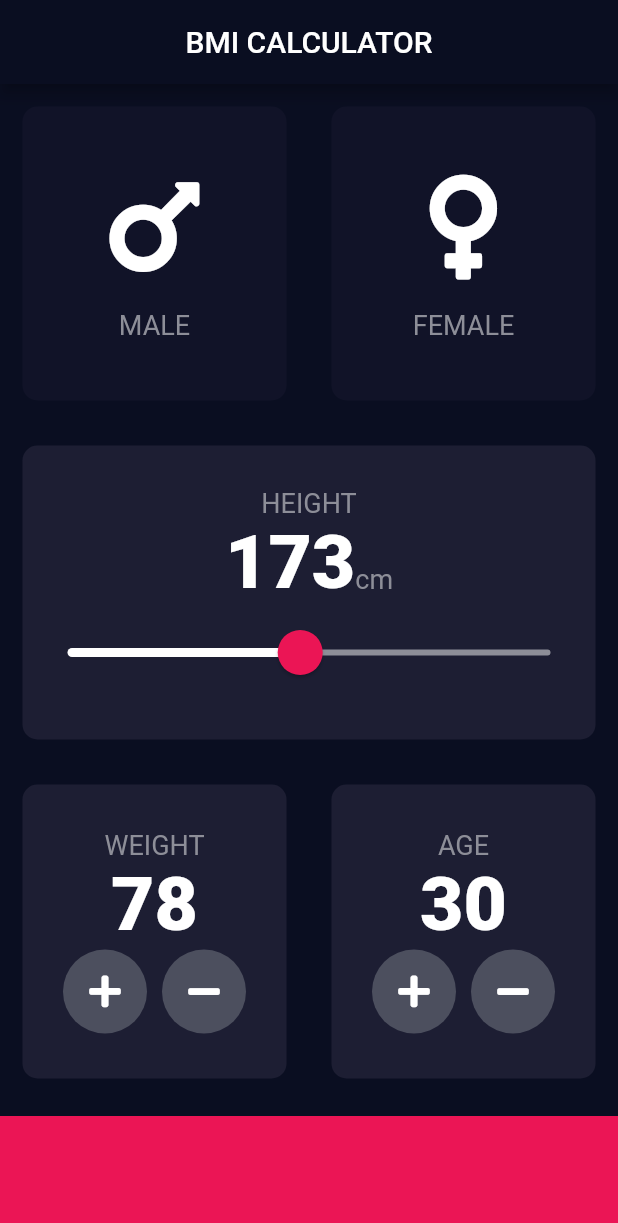
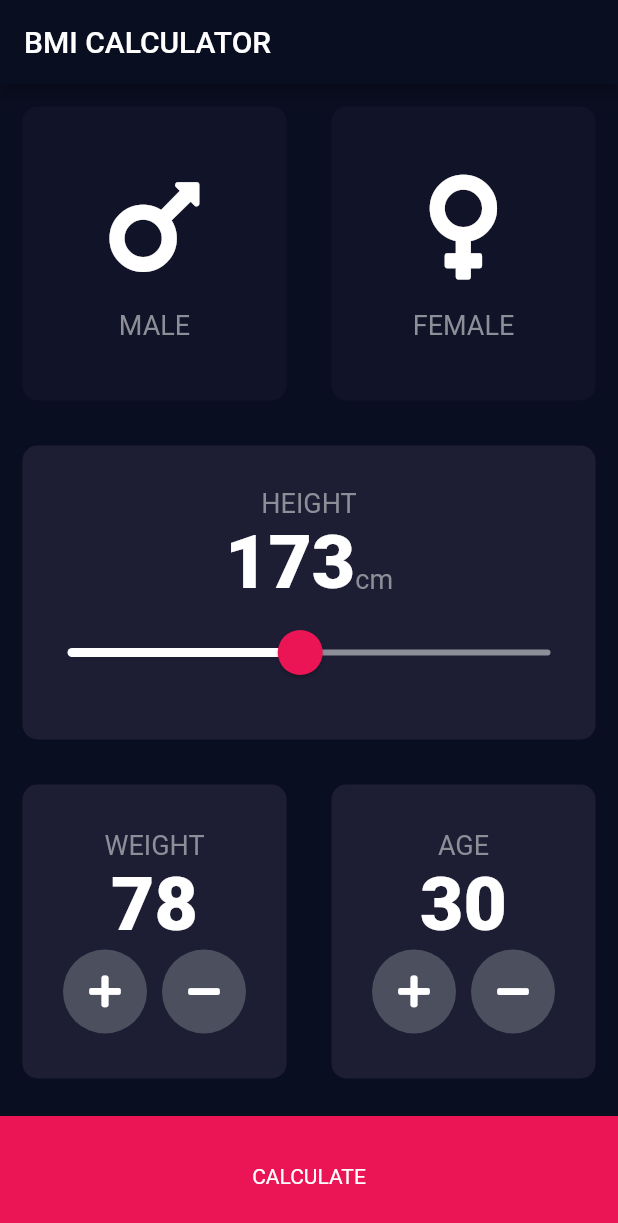
Before and after one commit to nayots/flutter_course, a Flutter app: the screen it shows after launch, on a phone screen of 412 x 824 dp. Shown: the top 1223 px of the screen. Run offline on Flutter 3.47's test engine with Material 2 defaults, Android fonts, the phone set to English and light mode, and no system bars; our stand-ins replace audioplayers, font_awesome_flutter, rflutter_alert.

Commit message:
📦 NEW: adds routing

```diff
--- a/bmi_calculator/lib/input_page.dart
+++ b/bmi_calculator/lib/input_page.dart
@@ -24,7 +24,7 @@ class _InputPageState extends State<InputPage> {
   Widget build(BuildContext context) {
     return Scaffold(
         appBar: AppBar(
-          title: Center(child: Text('BMI CALCULATOR')),
+          title: Text('BMI CALCULATOR'),
         ),
         body: Column(
           crossAxisAlignment: CrossAxisAlignment.stretch,
@@ -206,11 +206,21 @@ class _InputPageState extends State<InputPage> {
                 )
               ],
             )),
-            Container(
-              color: kBottomContainerColor,
-              margin: EdgeInsets.only(top: 10.0),
-              width: double.infinity,
-              height: kBottomContainerHeight,
+            GestureDetector(
+              onTap: () {
+                Navigator.pushNamed(context, '/results');
+              },
+              child: Container(
+                child: Center(
+                  child: Text(
+                    'CALCULATE',
+                  ),
+                ),
+                color: kBottomContainerColor,
+                margin: EdgeInsets.only(top: 10.0),
+                width: double.infinity,
+                height: kBottomContainerHeight,
+              ),
             ),
           ],
         ));
--- a/bmi_calculator/lib/main.dart
+++ b/bmi_calculator/lib/main.dart
@@ -1,3 +1,4 @@
+import 'package:bmi_calculator/results_page.dart';
 import 'package:flutter/material.dart';
 
 import 'input_page.dart';
@@ -8,11 +9,15 @@ class BMICalculator extends StatelessWidget {
   @override
   Widget build(BuildContext context) {
     return MaterialApp(
-      home: InputPage(),
       theme: ThemeData.dark().copyWith(
         primaryColor: Color(0xFF0A0E21),
         scaffoldBackgroundColor: Color(0xFF0A0E21),
       ),
+      initialRoute: '/',
+      routes: {
+        '/': (context) => InputPage(),
+        '/results': (context) => ResultsPage()
+      },
     );
   }
 }
```
Also changed, not shown: bmi_calculator/lib/results_page.dart (added, +13 -0 lines).
